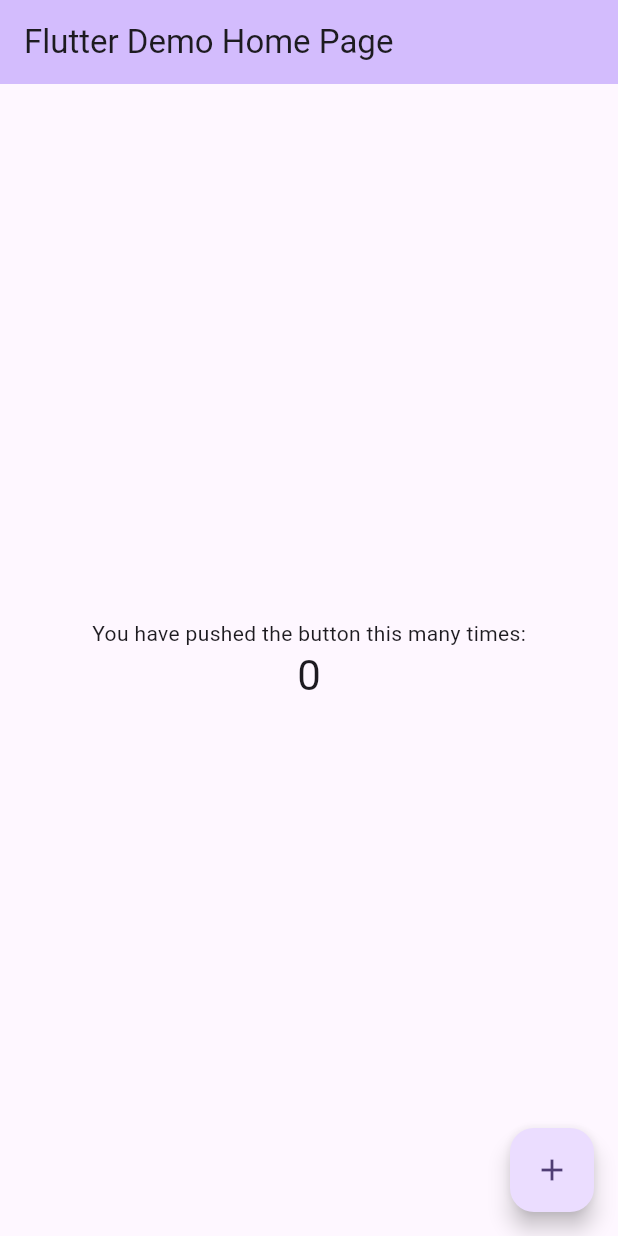
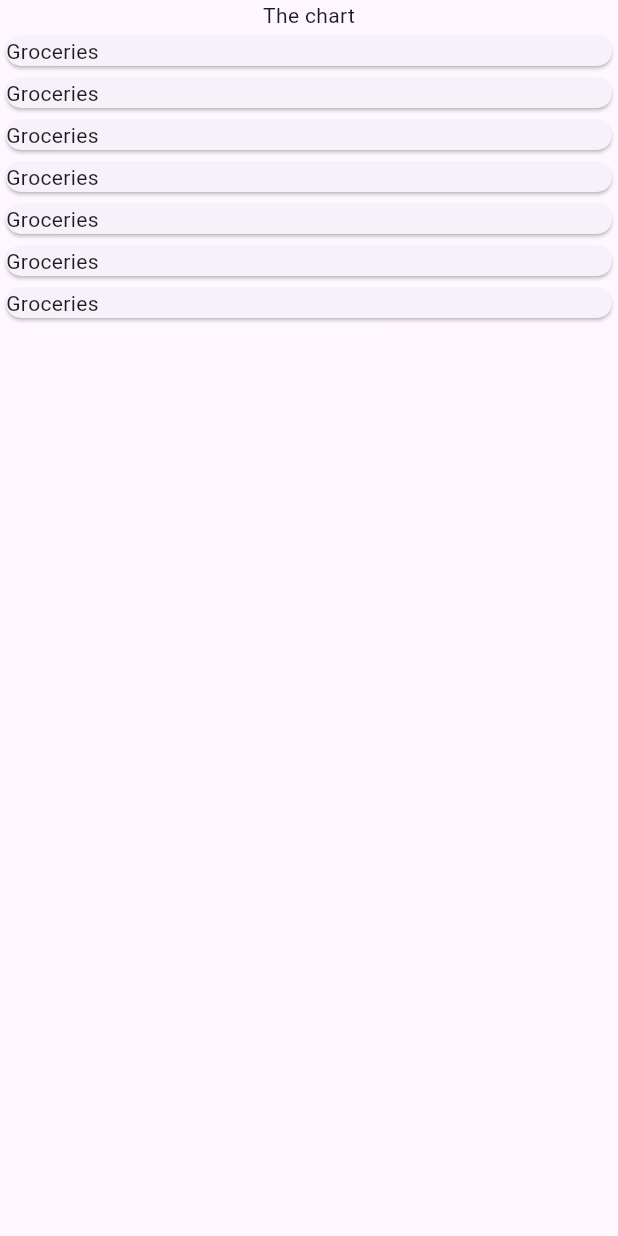
Before and after one commit to PhBouzid/expense_tracking, a Flutter app: the screen it shows after launch, on a phone screen of 412 x 824 dp. Run offline on Flutter 3.47's test engine with Material 3 defaults, Android fonts, the phone set to English and light mode, and no system bars.

Commit message:
initial commit

```diff
--- a/lib/main.dart
+++ b/lib/main.dart
@@ -1,125 +1,11 @@
 import 'package:flutter/material.dart';
+import 'package:expense_tracking/widgets/expenses.dart';
 
 void main() {
-  runApp(const MyApp());
+  runApp(
+    const MaterialApp(
+      title: 'Expense Tracker',
+      home: Expenses(),
+    ),
+  );
 }
-
-class MyApp extends StatelessWidget {
-  const MyApp({super.key});
-
-  // This widget is the root of your application.
-  @override
-  Widget build(BuildContext context) {
-    return MaterialApp(
-      title: 'Flutter Demo',
-      theme: ThemeData(
-        // This is the theme of your application.
-        //
-        // TRY THIS: Try running your application with "flutter run". You'll see
-        // the application has a blue toolbar. Then, without quitting the app,
-        // try changing the seedColor in the colorScheme below to Colors.green
-        // and then invoke "hot reload" (save your changes or press the "hot
-        // reload" button in a Flutter-supported IDE, or press "r" if you used
-        // the command line to start the app).
-        //
-        // Notice that the counter didn't reset back to zero; the application
-        // state is not lost during the reload. To reset the state, use hot
-        // restart instead.
-        //
-        // This works for code too, not just values: Most code changes can be
-        // tested with just a hot reload.
-        colorScheme: ColorScheme.fromSeed(seedColor: Colors.deepPurple),
-        useMaterial3: true,
-      ),
-      home: const MyHomePage(title: 'Flutter Demo Home Page'),
-    );
-  }
-}
-
-class MyHomePage extends StatefulWidget {
-  const MyHomePage({super.key, required this.title});
-
-  // This widget is the home page of your application. It is stateful, meaning
-  // that it has a State object (defined below) that contains fields that affect
-  // how it looks.
-
-  // This class is the configuration for the state. It holds the values (in this
-  // case the title) provided by the parent (in this case the App widget) and
-  // used by the build method of the State. Fields in a Widget subclass are
-  // always marked "final".
-
-  final String title;
-
-  @override
-  State<MyHomePage> createState() => _MyHomePageState();
-}
-
-class _MyHomePageState extends State<MyHomePage> {
-  int _counter = 0;
-
-  void _incrementCounter() {
-    setState(() {
-      // This call to setState tells the Flutter framework that something has
-      // changed in this State, which causes it to rerun the build method below
-      // so that the display can reflect the updated values. If we changed
-      // _counter without calling setState(), then the build method would not be
-      // called again, and so nothing would appear to happen.
-      _counter++;
-    });
-  }
-
-  @override
-  Widget build(BuildContext context) {
-    // This method is rerun every time setState is called, for instance as done
-    // by the _incrementCounter method above.
-    //
-    // The Flutter framework has been optimized to make rerunning build methods
-    // fast, so that you can just rebuild anything that needs updating rather
-    // than having to individually change instances of widgets.
-    return Scaffold(
-      appBar: AppBar(
-        // TRY THIS: Try changing the color here to a specific color (to
-        // Colors.amber, perhaps?) and trigger a hot reload to see the AppBar
-        // change color while the other colors stay the same.
-        backgroundColor: Theme.of(context).colorScheme.inversePrimary,
-        // Here we take the value from the MyHomePage object that was created by
-        // the App.build method, and use it to set our appbar title.
-        title: Text(widget.title),
-      ),
-      body: Center(
-        // Center is a layout widget. It takes a single child and positions it
-        // in the middle of the parent.
-        child: Column(
-          // Column is also a layout widget. It takes a list of children and
-          // arranges them vertically. By default, it sizes itself to fit its
-          // children horizontally, and tries to be as tall as its parent.
-          //
-          // Column has various properties to control how it sizes itself and
-          // how it positions its children. Here we use mainAxisAlignment to
-          // center the children vertically; the main axis here is the vertical
-          // axis because Columns are vertical (the cross axis would be
-          // horizontal).
-          //
-          // TRY THIS: Invoke "debug painting" (choose the "Toggle Debug Paint"
-          // action in the IDE, or press "p" in the console), to see the
-          // wireframe for each widget.
-          mainAxisAlignment: MainAxisAlignment.center,
-          children: <Widget>[
-            const Text(
-              'You have pushed the button this many times:',
-            ),
-            Text(
-              '$_counter',
-              style: Theme.of(context).textTheme.headlineMedium,
-            ),
-          ],
-        ),
-      ),
-      floatingActionButton: FloatingActionButton(
-        onPressed: _incrementCounter,
-        tooltip: 'Increment',
-        child: const Icon(Icons.add),
-      ), // This trailing comma makes auto-formatting nicer for build methods.
-    );
-  }
-}
--- /dev/null
+++ b/lib/models/expense.dart
@@ -0,0 +1,26 @@
+import 'package:uuid/uuid.dart';
+
+const uuid = Uuid();
+
+enum Category {
+  Food,
+  Travel,
+  Shopping,
+  Work,
+  Leisure,
+}
+
+class Expense {
+  final String id;
+  final String title;
+  final double amount;
+  final DateTime date;
+  final Category category;
+
+  Expense({
+    required this.title,
+    required this.amount,
+    required this.date,
+    required this.category,
+  }) : id = uuid.v4();
+}
--- /dev/null
+++ b/lib/widgets/expenses.dart
@@ -0,0 +1,62 @@
+import 'package:expense_tracking/models/expense.dart';
+import 'package:expense_tracking/widgets/list/expenses_list.dart';
+import 'package:flutter/material.dart';
+
+class Expenses extends StatefulWidget {
+  const Expenses({super.key});
+
+  @override
+  State<Expenses> createState() {
+    return _ExpenseState();
+  }
+}
+
+class _ExpenseState extends State<Expenses> {
+  @override
+  Widget build(BuildContext context) {
+    List<Expense> expenses = [
+      Expense(
+          title: 'Groceries',
+          amount: 100.00,
+          date: DateTime.now(),
+          category: Category.Food),
+      Expense(
+          title: 'Groceries',
+          amount: 100.00,
+          date: DateTime.now(),
+          category: Category.Food),
+      Expense(
+          title: 'Groceries',
+          amount: 100.00,
+          date: DateTime.now(),
+          category: Category.Food),
+      Expense(
+          title: 'Groceries',
+          amount: 100.00,
+          date: DateTime.now(),
+          category: Category.Food),
+      Expense(
+          title: 'Groceries',
+          amount: 100.00,
+          date: DateTime.now(),
+          category: Category.Food),
+      Expense(
+          title: 'Groceries',
+          amount: 100.00,
+          date: DateTime.now(),
+          category: Category.Food),
+      Expense(
+          title: 'Groceries',
+          amount: 100.00,
+          date: DateTime.now(),
+          category: Category.Food),
+    ];
+    return Scaffold(
+        body: Column(
+      children: [
+        const Text('The chart'),
+        Expanded(child: ExpensesList(expenses: expenses))
+      ],
+    ));
+  }
+}
--- /dev/null
+++ b/lib/widgets/list/expense_item.dart
@@ -0,0 +1,16 @@
+import 'package:flutter/material.dart';
+
+import 'package:expense_tracking/models/expense.dart';
+
+class ExpenseItem extends StatelessWidget {
+  const ExpenseItem(this.expense, {super.key});
+
+  final Expense expense;
+
+  @override
+  Widget build(BuildContext context) {
+    return Card(
+      child: Text(expense.title),
+    );
+  }
+}
--- /dev/null
+++ b/lib/widgets/list/expenses_list.dart
@@ -0,0 +1,17 @@
+import 'package:expense_tracking/widgets/list/expense_item.dart';
+import 'package:flutter/material.dart';
+
+import 'package:expense_tracking/models/expense.dart';
+
+class ExpensesList extends StatelessWidget {
+  final List<Expense> expenses;
+
+  const ExpensesList({super.key, required this.expenses});
+
+  @override
+  Widget build(BuildContext context) {
+    return ListView.builder(
+        itemCount: expenses.length,
+        itemBuilder: (context, index) => ExpenseItem(expenses[index]));
+  }
+}
--- a/pubspec.yaml
+++ b/pubspec.yaml
@@ -35,6 +35,7 @@ dependencies:
   # The following adds the Cupertino Icons font to your application.
   # Use with the CupertinoIcons class for iOS style icons.
   cupertino_icons: ^1.0.2
+  uuid: ^4.2.2
 
 dev_dependencies:
   flutter_test:
```
Also changed, not shown: pubspec.lock.
